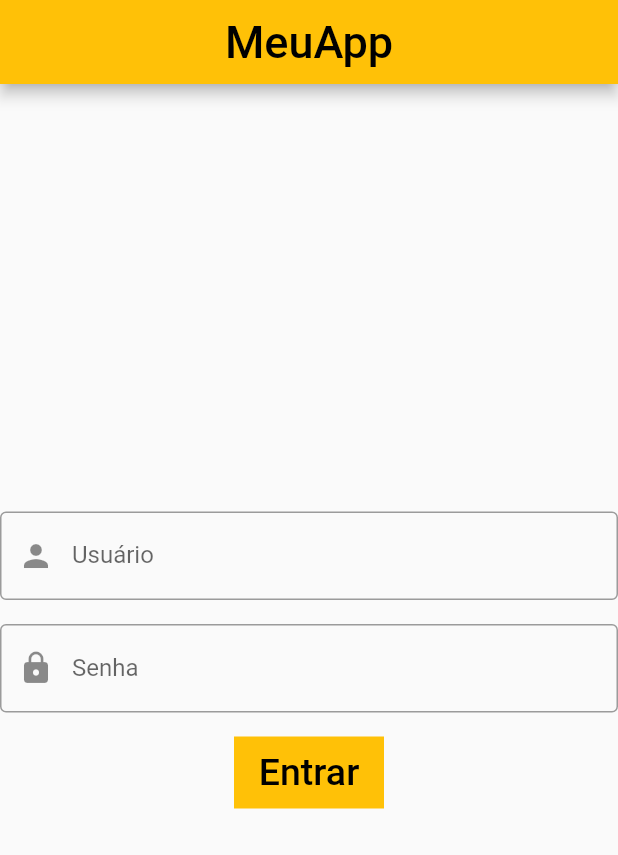
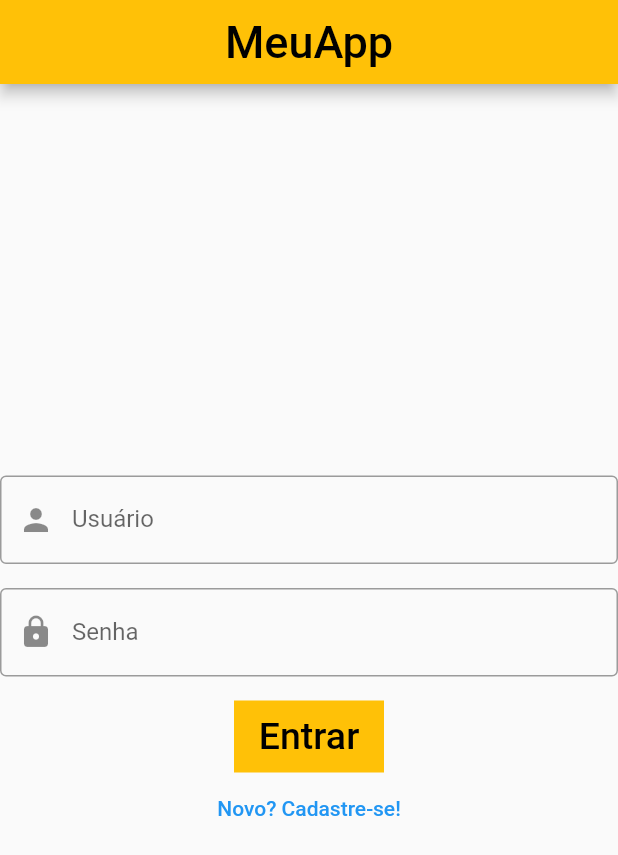
Before and after one commit to TonniLobo/leitorHQsFlutter, a Flutter app: the screen it shows after launch, on a phone screen of 412 x 824 dp. Shown: the top 855 px of the screen. Run offline on Flutter 3.47's test engine with Material 2 defaults, Android fonts, the phone set to English and light mode, and no system bars.

Commit message:
botão main -> signUp implementado

```diff
--- a/lib/main.dart
+++ b/lib/main.dart
@@ -1,4 +1,5 @@
 import 'package:flutter/material.dart';
+import 'com.wolfsInn.signUp/signUp.dart';
 
 void main()
 {
@@ -48,7 +49,13 @@ class Aplicativo extends StatelessWidget {
                     },
                     child: Text("Entrar",style: TextStyle(color: Colors.black, fontSize: 25))
                 ),
+              ),
+
+              Container(
+                child: TextButton(
+                  onPressed: (){Navigator.push(context, MaterialPageRoute(builder: (Context)=>SignUp()));},child: Text("Novo? Cadastre-se!"),),
               )
+
             ],
           )
         ),
```
Also changed, not shown: lib/com.wolfsInn.signUp/signUp.dart (added, +20 -0 lines).
